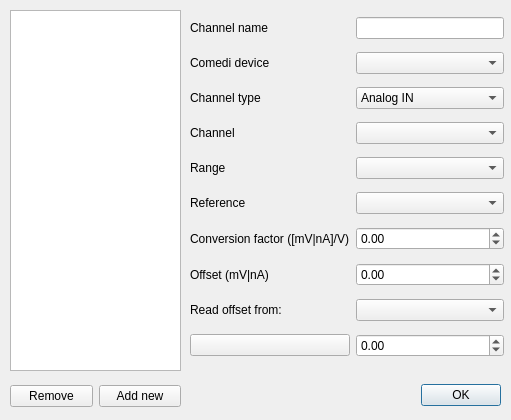
This is gui/channelsetupdialog.ui in CompEphys-team/rtdo as Qt 5 draws it before an edit. The edited form follows.
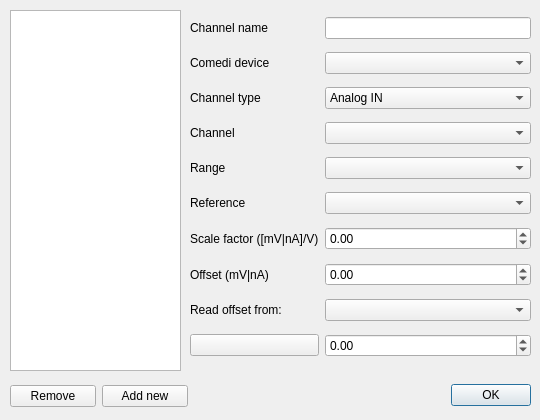
This is the edited form.

Commit message: Improved the interface surrounding channel offsets, incl. an AO reset on config load

The edit to the form file:
```diff
--- a/gui/channelsetupdialog.ui
+++ b/gui/channelsetupdialog.ui
@@ -6,7 +6,7 @@
    <rect>
     <x>0</x>
     <y>0</y>
-    <width>511</width>
+    <width>540</width>
     <height>420</height>
    </rect>
   </property>
@@ -16,7 +16,7 @@
   <widget class="QDialogButtonBox" name="buttonBox">
    <property name="geometry">
     <rect>
-     <x>180</x>
+     <x>210</x>
      <y>380</y>
      <width>321</width>
      <height>31</height>
@@ -44,7 +44,7 @@
     <rect>
      <x>10</x>
      <y>380</y>
-     <width>171</width>
+     <width>178</width>
      <height>33</height>
     </rect>
    </property>
@@ -65,12 +65,12 @@
     </item>
    </layout>
   </widget>
-  <widget class="QWidget" name="">
+  <widget class="QWidget" name="layoutWidget">
    <property name="geometry">
     <rect>
      <x>190</x>
      <y>10</y>
-     <width>314</width>
+     <width>341</width>
      <height>361</height>
     </rect>
    </property>
@@ -78,7 +78,7 @@
     <item row="6" column="0">
      <widget class="QLabel" name="label_3">
       <property name="text">
-       <string>Conversion factor ([mV|nA]/V)</string>
+       <string>Scale factor ([mV|nA]/V)</string>
       </property>
      </widget>
     </item>
@@ -204,10 +204,10 @@
     <item row="9" column="1">
      <widget class="QDoubleSpinBox" name="read_reset_val">
       <property name="minimum">
-       <double>-200.000000000000000</double>
+       <double>-10000.000000000000000</double>
       </property>
       <property name="maximum">
-       <double>200.000000000000000</double>
+       <double>10000.000000000000000</double>
       </property>
      </widget>
     </item>
```
Left out of the diff: 7 changed lines with no effect on the pictures. The commit also changes 1 other file.
